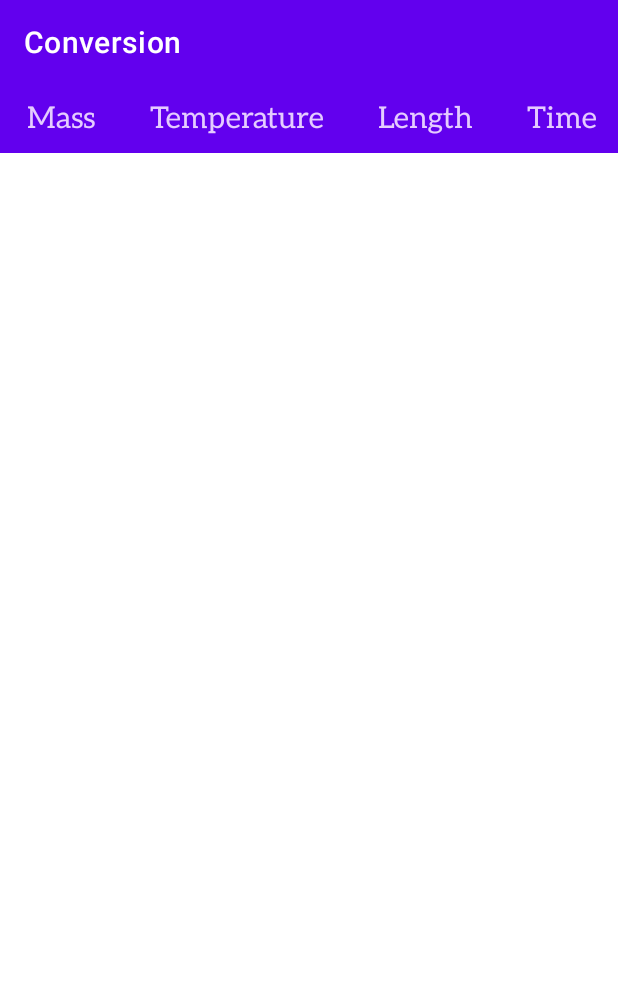
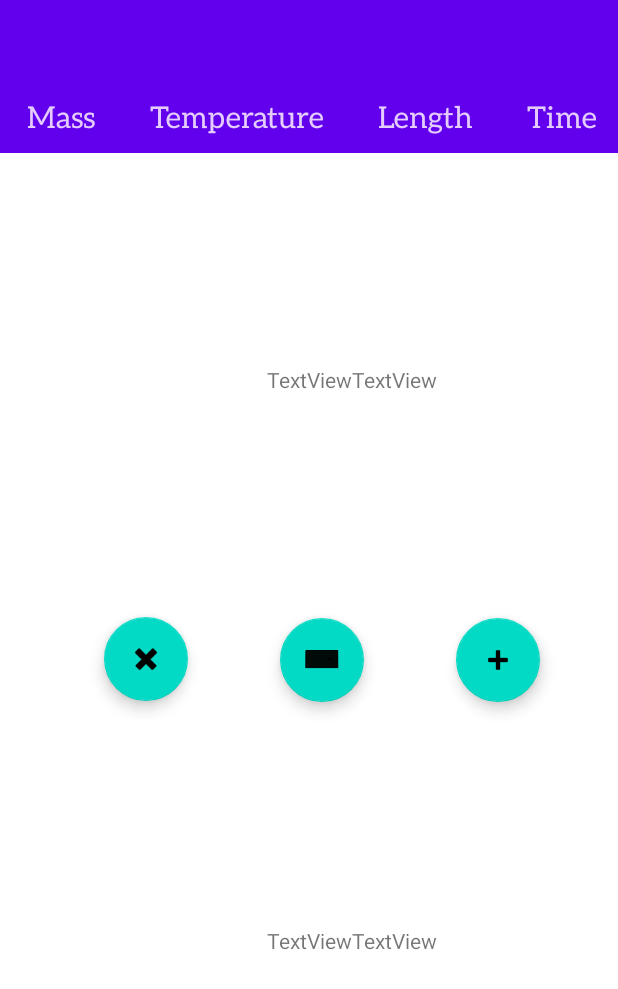
Before and after one commit to AryamanPatra/AscentAcademy_Unit_Converter_App, an Android app: the screen it shows after launch (MainActivity), on a phone screen of 412 x 824 dp. Shown: the top 989 px of the screen. Run offline under Robolectric (Android 15) with nearby library versions, the phone set to English and light mode, and no system bars.

Commit message:
about to start the main logic

```diff
--- a/app/src/main/java/com/example/ascentacademy_unit_converter_app/MainActivity.java
+++ b/app/src/main/java/com/example/ascentacademy_unit_converter_app/MainActivity.java
@@ -12,8 +12,10 @@ public class MainActivity extends AppCompatActivity {
     protected void onCreate(Bundle savedInstanceState) {
         super.onCreate(savedInstanceState);
         setContentView(R.layout.activity_main);
-        Objects.requireNonNull(getSupportActionBar()).setTitle(R.string.app_name);
+        Objects.requireNonNull(getSupportActionBar()).setTitle(R.string.no_string);
         getSupportActionBar().setElevation(0);
+
+
 
     }
 }
--- a/app/src/main/res/layout/activity_main.xml
+++ b/app/src/main/res/layout/activity_main.xml
@@ -21,7 +21,7 @@
             android:orientation="horizontal">
 
             <TextView
-                android:id="@+id/textView"
+                android:id="@+id/textViewMass"
                 android:layout_width="wrap_content"
                 android:layout_height="wrap_content"
                 android:layout_weight="1"
@@ -95,4 +95,83 @@
 
         </LinearLayout>
     </HorizontalScrollView>
+
+    <TextView
+        android:id="@+id/input"
+        android:layout_width="wrap_content"
+        android:layout_height="wrap_content"
+        android:text="TextView"
+        app:layout_constraintBottom_toBottomOf="parent"
+        app:layout_constraintEnd_toEndOf="parent"
+        app:layout_constraintHorizontal_bias="0.5"
+        app:layout_constraintStart_toStartOf="parent"
+        app:layout_constraintTop_toTopOf="parent"
+        app:layout_constraintVertical_bias="0.25" />
+
+    <TextView
+        android:id="@+id/output"
+        android:layout_width="wrap_content"
+        android:layout_height="wrap_content"
+        android:text="TextView"
+        app:layout_constraintBottom_toBottomOf="parent"
+        app:layout_constraintEnd_toEndOf="parent"
+        app:layout_constraintHorizontal_bias="0.5"
+        app:layout_constraintStart_toStartOf="parent"
+        app:layout_constraintTop_toTopOf="parent"
+        app:layout_constraintVertical_bias="0.750" />
+
+    <com.google.android.material.floatingactionbutton.FloatingActionButton
+        android:id="@+id/cancelAllFAB"
+        android:layout_width="wrap_content"
+        android:layout_height="wrap_content"
+        android:clickable="true"
+        app:layout_constraintBottom_toBottomOf="parent"
+        app:layout_constraintEnd_toEndOf="parent"
+        app:layout_constraintHorizontal_bias="0.194"
+        app:layout_constraintStart_toStartOf="parent"
+        app:layout_constraintTop_toTopOf="parent"
+        app:layout_constraintVertical_bias="0.499"
+        app:srcCompat="@android:drawable/ic_delete" />
+
+    <com.google.android.material.floatingactionbutton.FloatingActionButton
+        android:id="@+id/calculateConversionFAB"
+        android:layout_width="wrap_content"
+        android:layout_height="wrap_content"
+        android:clickable="true"
+        app:layout_constraintBottom_toBottomOf="parent"
+        app:layout_constraintEnd_toEndOf="parent"
+        app:layout_constraintHorizontal_bias="0.853"
+        app:layout_constraintStart_toStartOf="parent"
+        app:layout_constraintTop_toTopOf="parent"
+        app:layout_constraintVertical_bias="0.5"
+        app:srcCompat="@android:drawable/ic_input_add" />
+
+    <com.google.android.material.floatingactionbutton.FloatingActionButton
+        android:id="@+id/swapUnitsFAB"
+        android:layout_width="wrap_content"
+        android:layout_height="wrap_content"
+        android:clickable="true"
+        app:layout_constraintBottom_toTopOf="@+id/output"
+        app:layout_constraintEnd_toStartOf="@id/calculateConversionFAB"
+        app:layout_constraintStart_toEndOf="@+id/cancelAllFAB"
+        app:layout_constraintTop_toBottomOf="@+id/input"
+        app:srcCompat="@android:drawable/btn_dropdown" />
+
+    <TextView
+        android:id="@+id/convertFromUnitTv"
+        android:layout_width="wrap_content"
+        android:layout_height="wrap_content"
+        android:text="TextView"
+        app:layout_constraintBaseline_toBaselineOf="@+id/input"
+        app:layout_constraintStart_toEndOf="@+id/input" />
+
+    <TextView
+        android:id="@+id/convertToUnitTv"
+        android:layout_width="wrap_content"
+        android:layout_height="wrap_content"
+        android:text="TextView"
+        app:layout_constraintBaseline_toBaselineOf="@+id/output"
+        app:layout_constraintStart_toEndOf="@+id/output" />
+
+
 </androidx.constraintlayout.widget.ConstraintLayout>
--- a/app/src/main/res/values/strings.xml
+++ b/app/src/main/res/values/strings.xml
@@ -5,4 +5,5 @@
     <string name="length">Length</string>
     <string name="time">Time</string>
     <string name="data">Data</string>
+    <string name="no_string" />
 </resources>
```
